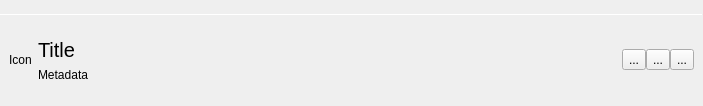
Old version of the form application/controlstrip.ui in the repository theCheeseboard/theBeat.
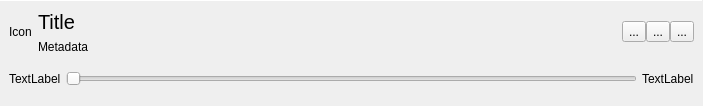
New version of the form. Icons and pictures are not drawn.

Diff of the .ui file:
```diff
--- a/application/controlstrip.ui
+++ b/application/controlstrip.ui
@@ -57,7 +57,7 @@
       <number>9</number>
      </property>
      <property name="bottomMargin">
-      <number>9</number>
+      <number>0</number>
      </property>
      <item>
       <widget class="QLabel" name="artLabel">
@@ -137,6 +137,49 @@
      </item>
     </layout>
    </item>
+   <item>
+    <layout class="QHBoxLayout" name="horizontalLayout_3">
+     <property name="spacing">
+      <number>5</number>
+     </property>
+     <property name="leftMargin">
+      <number>9</number>
+     </property>
+     <property name="topMargin">
+      <number>6</number>
+     </property>
+     <property name="rightMargin">
+      <number>9</number>
+     </property>
+     <property name="bottomMargin">
+      <number>9</number>
+     </property>
+     <item>
+      <widget class="QLabel" name="elapsedLabel">
+       <property name="text">
+        <string notr="true">TextLabel</string>
+       </property>
+      </widget>
+     </item>
+     <item>
+      <widget class="QSlider" name="progressSlider">
+       <property name="pageStep">
+        <number>1000</number>
+       </property>
+       <property name="orientation">
+        <enum>Qt::Horizontal</enum>
+       </property>
+      </widget>
+     </item>
+     <item>
+      <widget class="QLabel" name="durationLabel">
+       <property name="text">
+        <string notr="true">TextLabel</string>
+       </property>
+      </widget>
+     </item>
+    </layout>
+   </item>
   </layout>
  </widget>
  <resources/>
```
